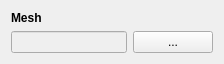
jesusdz/AGP, file Project2/ui/meshwidget.ui: the form before one commit.
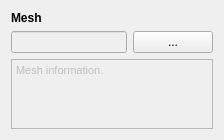
The form after the commit.

Commit message: Project2: Mesh bounds added. MeshWidget shows information about meshes (vertices, submeshes, and bounds). Added interaction and raycast files. Selection of entities with meshes ready to make.

```diff
--- a/Project2/ui/meshwidget.ui
+++ b/Project2/ui/meshwidget.ui
@@ -7,7 +7,7 @@
     <x>0</x>
     <y>0</y>
     <width>224</width>
-    <height>62</height>
+    <height>136</height>
    </rect>
   </property>
   <property name="windowTitle">
@@ -45,6 +45,20 @@
      </item>
     </layout>
    </item>
+   <item>
+    <widget class="QTextBrowser" name="textMeshInfo">
+     <property name="enabled">
+      <bool>false</bool>
+     </property>
+     <property name="html">
+      <string>&lt;!DOCTYPE HTML PUBLIC &quot;-//W3C//DTD HTML 4.0//EN&quot; &quot;http://www.w3.org/TR/REC-html40/strict.dtd&quot;&gt;
+&lt;html&gt;&lt;head&gt;&lt;meta name=&quot;qrichtext&quot; content=&quot;1&quot; /&gt;&lt;style type=&quot;text/css&quot;&gt;
+p, li { white-space: pre-wrap; }
+&lt;/style&gt;&lt;/head&gt;&lt;body style=&quot; font-family:'MS Shell Dlg 2'; font-size:8.25pt; font-weight:400; font-style:normal;&quot;&gt;
+&lt;p style=&quot; margin-top:0px; margin-bottom:0px; margin-left:0px; margin-right:0px; -qt-block-indent:0; text-indent:0px;&quot;&gt;Mesh information.&lt;/p&gt;&lt;/body&gt;&lt;/html&gt;</string>
+     </property>
+    </widget>
+   </item>
   </layout>
  </widget>
  <resources/>
```
The commit also changes 14 other files.
